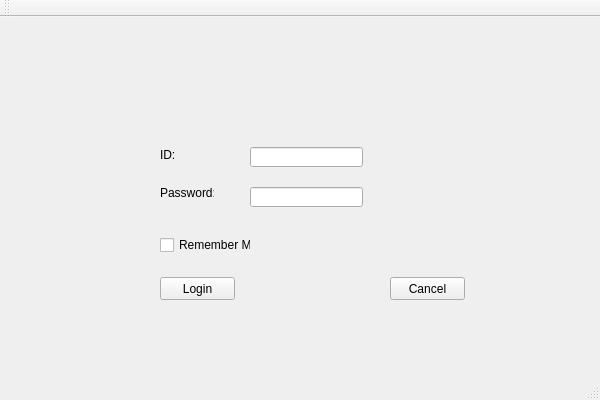
The window that client/src/qtclient_test/client.ui (unibosy/win_socket) describes before a commit, drawn with Qt 5.
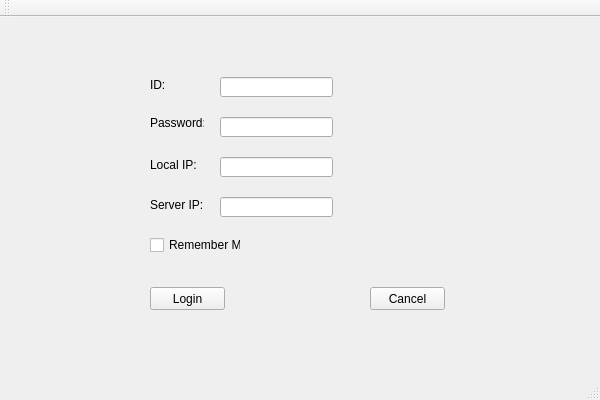
The same window after the commit.

The edit to the form file:
```diff
--- a/client/src/qtclient_test/client.ui
+++ b/client/src/qtclient_test/client.ui
@@ -17,7 +17,7 @@
    <widget class="QCheckBox" name="checkBox">
     <property name="geometry">
      <rect>
-      <x>160</x>
+      <x>150</x>
       <y>220</y>
       <width>91</width>
       <height>16</height>
@@ -30,8 +30,8 @@
    <widget class="QPushButton" name="login_btn">
     <property name="geometry">
      <rect>
-      <x>160</x>
-      <y>260</y>
+      <x>150</x>
+      <y>270</y>
       <width>75</width>
       <height>23</height>
      </rect>
@@ -43,8 +43,8 @@
    <widget class="QPushButton" name="cancel_btn">
     <property name="geometry">
      <rect>
-      <x>390</x>
-      <y>260</y>
+      <x>370</x>
+      <y>270</y>
       <width>75</width>
       <height>23</height>
      </rect>
@@ -56,8 +56,8 @@
    <widget class="QLabel" name="label">
     <property name="geometry">
      <rect>
-      <x>160</x>
-      <y>130</y>
+      <x>150</x>
+      <y>60</y>
       <width>54</width>
       <height>16</height>
      </rect>
@@ -69,8 +69,8 @@
    <widget class="QLineEdit" name="id">
     <property name="geometry">
      <rect>
-      <x>250</x>
-      <y>130</y>
+      <x>220</x>
+      <y>60</y>
       <width>113</width>
       <height>20</height>
      </rect>
@@ -79,8 +79,8 @@
    <widget class="QLabel" name="label_2">
     <property name="geometry">
      <rect>
-      <x>160</x>
-      <y>170</y>
+      <x>150</x>
+      <y>100</y>
       <width>54</width>
       <height>12</height>
      </rect>
@@ -92,8 +92,54 @@
    <widget class="QLineEdit" name="password">
     <property name="geometry">
      <rect>
-      <x>250</x>
-      <y>170</y>
+      <x>220</x>
+      <y>100</y>
+      <width>113</width>
+      <height>20</height>
+     </rect>
+    </property>
+   </widget>
+   <widget class="QLabel" name="lip_label">
+    <property name="geometry">
+     <rect>
+      <x>150</x>
+      <y>140</y>
+      <width>61</width>
+      <height>16</height>
+     </rect>
+    </property>
+    <property name="text">
+     <string>Local IP:</string>
+    </property>
+   </widget>
+   <widget class="QLabel" name="sip_label">
+    <property name="geometry">
+     <rect>
+      <x>150</x>
+      <y>180</y>
+      <width>61</width>
+      <height>16</height>
+     </rect>
+    </property>
+    <property name="text">
+     <string>Server IP:</string>
+    </property>
+   </widget>
+   <widget class="QLineEdit" name="localip">
+    <property name="geometry">
+     <rect>
+      <x>220</x>
+      <y>140</y>
+      <width>113</width>
+      <height>20</height>
+     </rect>
+    </property>
+   </widget>
+   <widget class="QLineEdit" name="serverip">
+    <property name="geometry">
+     <rect>
+      <x>220</x>
+      <y>180</y>
       <width>113</width>
       <height>20</height>
      </rect>
```
Left out of the diff: 4 changed lines with no effect on the pictures.
